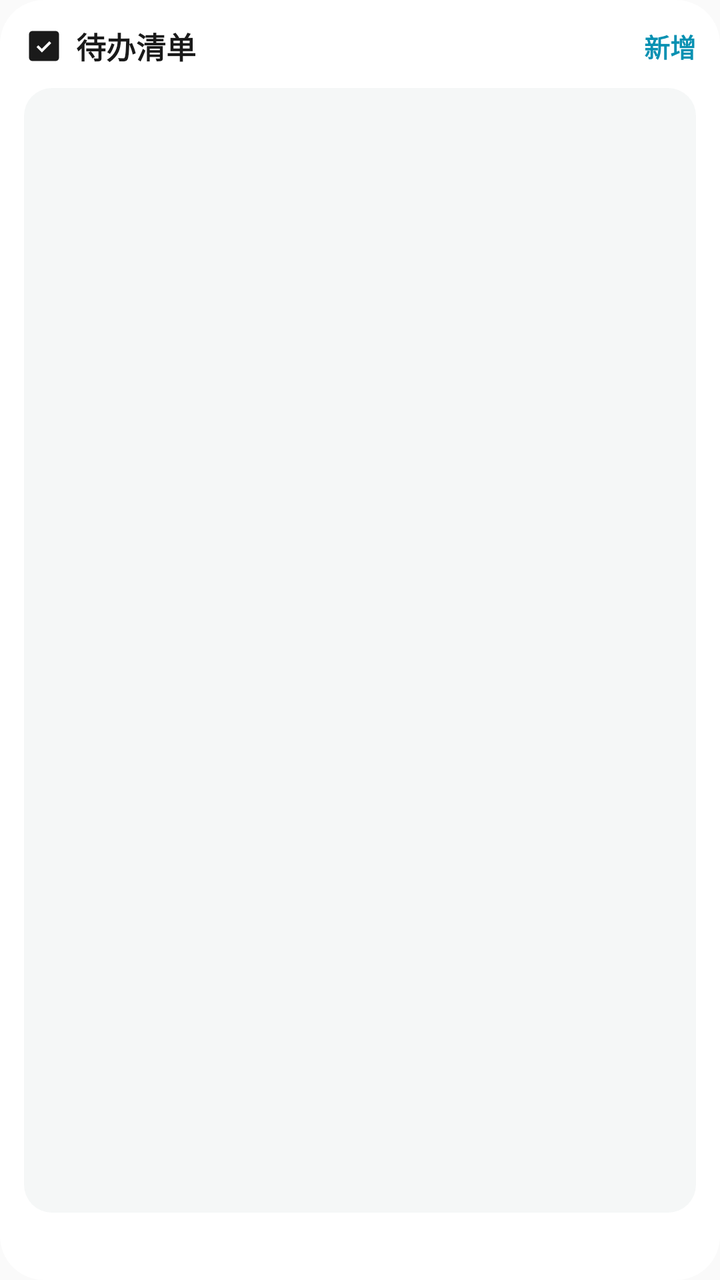
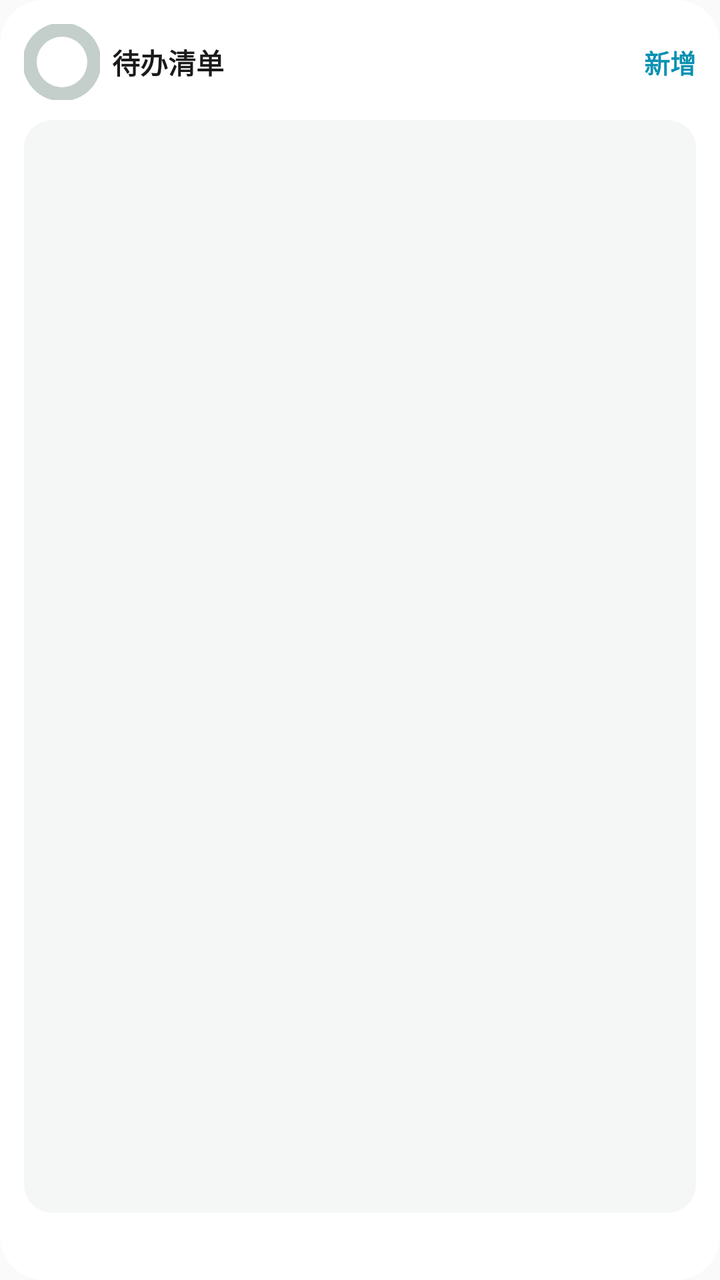

Before-and-after screenshots of an Android layout around one commit, followed by the original layout XML and the change that was made.
<!-- AndroidManifest.xml: application theme Theme.PalmNote -->
<!-- res/layout/widget_todo_unified.xml -->
<?xml version="1.0" encoding="utf-8"?>
<LinearLayout xmlns:android="http://schemas.android.com/apk/res/android"
    android:id="@+id/widget_layout"
    android:layout_width="match_parent"
    android:layout_height="match_parent"
    android:orientation="vertical"
    android:padding="12dp"
    android:background="@drawable/widget_card_round">

    
    <LinearLayout
        android:layout_width="match_parent"
        android:layout_height="wrap_content"
        android:orientation="horizontal"
        android:gravity="center_vertical">

        <ImageView
            android:layout_width="20dp"
            android:layout_height="20dp"
            android:src="@drawable/widget_ic_check_square"
            android:contentDescription="@null" />

        <TextView
            android:layout_width="0dp"
            android:layout_height="wrap_content"
            android:layout_weight="1"
            android:text="@string/widget_todo_title"
            android:textSize="15sp"
            android:textColor="@color/widget_v2_text_primary"
            android:textStyle="bold"
            android:layout_marginStart="6dp" />

        <TextView
            android:id="@+id/widget_todo_add"
            android:layout_width="wrap_content"
            android:layout_height="wrap_content"
            android:text="@string/widget_add"
            android:textSize="13sp"
            android:textStyle="bold"
            android:textColor="@color/widget_v2_accent"
            android:layout_marginStart="8dp" />
    </LinearLayout>

    
    <LinearLayout
        android:layout_width="match_parent"
        android:layout_height="0dp"
        android:layout_weight="1"
        android:orientation="vertical"
        android:background="@drawable/widget_soft_card_gray"
        android:layout_marginTop="10dp"
        android:paddingHorizontal="12dp"
        android:paddingVertical="4dp"
        android:gravity="center_vertical">

        <LinearLayout
            android:id="@+id/widget_todo_list"
            android:layout_width="match_parent"
            android:layout_height="wrap_content"
            android:orientation="vertical" />

        <TextView
            android:id="@+id/widget_todo_empty"
            android:layout_width="match_parent"
            android:layout_height="wrap_content"
            android:text="@string/widget_todo_empty"
            android:textSize="12sp"
            android:textColor="@color/widget_v2_text_tertiary"
            android:gravity="center"
            android:paddingVertical="12dp"
            android:visibility="gone" />
    </LinearLayout>

    
    <TextView
        android:id="@+id/widget_todo_footer"
        android:layout_width="match_parent"
        android:layout_height="wrap_content"
        android:textSize="10sp"
        android:textColor="@color/widget_v2_text_footer"
        android:gravity="center"
        android:layout_marginTop="8dp" />

</LinearLayout>
<!-- resources referenced by this layout -->
<resources>
  <color name="widget_v2_accent">#FF0891B2</color>
  <color name="widget_v2_text_footer">#FF8A9693</color>
  <color name="widget_v2_text_primary">#FF1A1A1A</color>
  <color name="widget_v2_text_tertiary">#FF9AABA6</color>
  <!-- drawable widget_card_round (drawable) -->
  <?xml version="1.0" encoding="utf-8"?>
  <shape xmlns:android="http://schemas.android.com/apk/res/android" android:shape="rectangle">
      <solid android:color="@color/widget_v2_card_bg" />
      <corners android:radius="22dp" />
  </shape>
  <!-- drawable widget_ic_check_square (drawable) -->
  <?xml version="1.0" encoding="utf-8"?>
  <vector xmlns:android="http://schemas.android.com/apk/res/android"
      android:width="24dp"
      android:height="24dp"
      android:viewportWidth="24"
      android:viewportHeight="24">
      <path
          android:fillColor="#1A1A1A"
          android:pathData="M5,3h14a2,2 0 0,1 2,2v14a2,2 0 0,1 -2,2H5a2,2 0 0,1 -2,-2V5a2,2 0 0,1 2,-2z" />
      <path
          android:fillColor="#FFFFFF"
          android:pathData="M10.7,15.9l-3.2,-3.2 1.13,-1.13 2.07,2.06 4.47,-4.47 1.13,1.14z" />
  </vector>
  <!-- drawable widget_soft_card_gray (drawable) -->
  <?xml version="1.0" encoding="utf-8"?>
  <shape xmlns:android="http://schemas.android.com/apk/res/android" android:shape="rectangle">
      <solid android:color="@color/widget_v2_soft_gray" />
      <corners android:radius="14dp" />
  </shape>
  <string name="widget_add">新增</string>
  <string name="widget_todo_empty">暂无待办事项</string>
  <string name="widget_todo_title">待办清单</string>
  <style name="Theme.PalmNote" parent="Theme.AppCompat.DayNight.NoActionBar">
          <item name="android:statusBarColor">@android:color/transparent</item>
          <item name="android:navigationBarColor">@android:color/transparent</item>
          <item name="android:windowLightStatusBar">true</item>
      </style>
  <color name="widget_v2_card_bg">#FFFFFFFF</color>
  <color name="widget_v2_soft_gray">#FFF5F7F7</color>
</resources>

<!-- the commit's change to res/layout/widget_todo_unified.xml (unified diff, before → after) -->
@@ -14,18 +14,40 @@
         android:orientation="horizontal"
         android:gravity="center_vertical">
 
-        <ImageView
-            android:layout_width="20dp"
-            android:layout_height="20dp"
-            android:src="@drawable/widget_ic_check_square"
-            android:contentDescription="@null" />
+        
+        <FrameLayout
+            android:layout_width="38dp"
+            android:layout_height="38dp">
+
+            <ImageView
+                android:layout_width="match_parent"
+                android:layout_height="match_parent"
+                android:src="@drawable/widget_ring_track_thick"
+                android:contentDescription="@null" />
+
+            <ImageView
+                android:id="@+id/widget_todo_ring"
+                android:layout_width="match_parent"
+                android:layout_height="match_parent"
+                android:src="@drawable/widget_ring_arc_thick"
+                android:contentDescription="@null" />
+
+            <TextView
+                android:id="@+id/widget_todo_ring_text"
+                android:layout_width="match_parent"
+                android:layout_height="match_parent"
+                android:gravity="center"
+                android:textSize="11sp"
+                android:textStyle="bold"
+                android:textColor="@color/widget_v2_text_primary" />
+        </FrameLayout>
 
         <TextView
             android:layout_width="0dp"
             android:layout_height="wrap_content"
             android:layout_weight="1"
             android:text="@string/widget_todo_title"
-            android:textSize="15sp"
+            android:textSize="@dimen/widget_text_title"
             android:textColor="@color/widget_v2_text_primary"
             android:textStyle="bold"
             android:layout_marginStart="6dp" />
@@ -53,11 +75,13 @@
         android:paddingVertical="4dp"
         android:gravity="center_vertical">
 
-        <LinearLayout
+        <ListView
             android:id="@+id/widget_todo_list"
             android:layout_width="match_parent"
-            android:layout_height="wrap_content"
-            android:orientation="vertical" />
+            android:layout_height="match_parent"
+            android:divider="@null"
+            android:dividerHeight="0dp"
+            android:scrollbars="none" />
 
         <TextView
             android:id="@+id/widget_todo_empty"
<!-- resource entries referenced after the edit -->
@@ -4,26 +4,39 @@
   <color name="widget_v2_text_footer">#FF8A9693</color>
   <color name="widget_v2_text_primary">#FF1A1A1A</color>
   <color name="widget_v2_text_tertiary">#FF9AABA6</color>
+  <dimen name="widget_text_title">14sp</dimen>
   <!-- drawable widget_card_round (drawable) -->
   <?xml version="1.0" encoding="utf-8"?>
   <shape xmlns:android="http://schemas.android.com/apk/res/android" android:shape="rectangle">
       <solid android:color="@color/widget_v2_card_bg" />
       <corners android:radius="22dp" />
   </shape>
-  <!-- drawable widget_ic_check_square (drawable) -->
+  <!-- drawable widget_ring_arc_thick (drawable) -->
   <?xml version="1.0" encoding="utf-8"?>
-  <vector xmlns:android="http://schemas.android.com/apk/res/android"
-      android:width="24dp"
-      android:height="24dp"
-      android:viewportWidth="24"
-      android:viewportHeight="24">
-      <path
-          android:fillColor="#1A1A1A"
-          android:pathData="M5,3h14a2,2 0 0,1 2,2v14a2,2 0 0,1 -2,2H5a2,2 0 0,1 -2,-2V5a2,2 0 0,1 2,-2z" />
-      <path
-          android:fillColor="#FFFFFF"
-          android:pathData="M10.7,15.9l-3.2,-3.2 1.13,-1.13 2.07,2.06 4.47,-4.47 1.13,1.14z" />
-  </vector>
+  <layer-list xmlns:android="http://schemas.android.com/apk/res/android">
+      <item>
+          <rotate
+              android:fromDegrees="270"
+              android:toDegrees="270"
+              android:pivotX="50%"
+              android:pivotY="50%">
+              <shape
+                  android:shape="ring"
+                  android:thickness="7dp"
+                  android:useLevel="true">
+                  <solid android:color="#FFFFFFFF" />
+              </shape>
+          </rotate>
+      </item>
+  </layer-list>
+  <!-- drawable widget_ring_track_thick (drawable) -->
+  <?xml version="1.0" encoding="utf-8"?>
+  <shape xmlns:android="http://schemas.android.com/apk/res/android"
+      android:shape="ring"
+      android:thickness="7dp"
+      android:useLevel="false">
+      <solid android:color="@color/widget_v2_ring" />
+  </shape>
   <!-- drawable widget_soft_card_gray (drawable) -->
   <?xml version="1.0" encoding="utf-8"?>
   <shape xmlns:android="http://schemas.android.com/apk/res/android" android:shape="rectangle">
@@ -39,6 +52,7 @@
           <item name="android:windowLightStatusBar">true</item>
       </style>
   <color name="widget_v2_card_bg">#FFFFFFFF</color>
+  <color name="widget_v2_ring">#FFC4CFCC</color>
   <color name="widget_v2_soft_gray">#FFF5F7F7</color>
 </resources>
 
